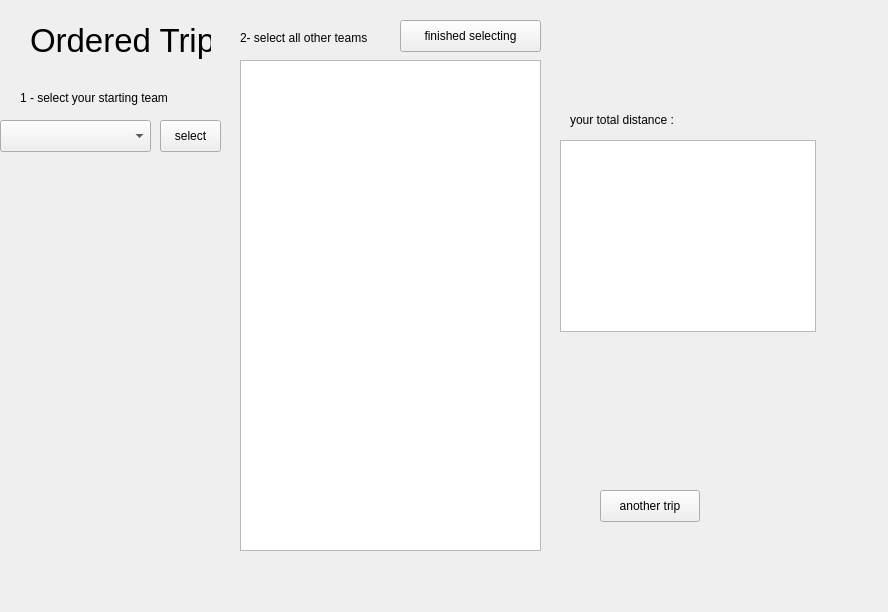
This is Project-2-NFL/orderedtrip.ui in massivemembrain/Project-2-NFL as Qt 5 draws it before an edit. The edited form follows.
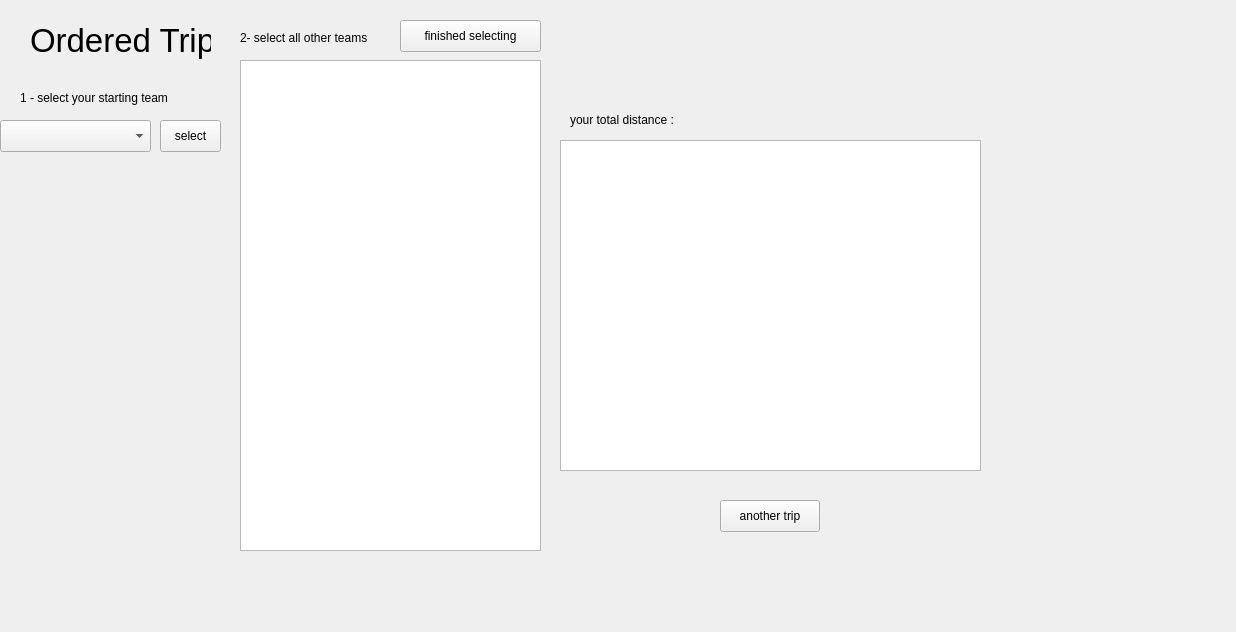
This is the edited form.

```diff
--- a/Project-2-NFL/orderedtrip.ui
+++ b/Project-2-NFL/orderedtrip.ui
@@ -6,8 +6,8 @@
    <rect>
     <x>0</x>
     <y>0</y>
-    <width>888</width>
-    <height>612</height>
+    <width>1236</width>
+    <height>632</height>
    </rect>
   </property>
   <property name="windowTitle">
@@ -85,8 +85,8 @@
     <rect>
      <x>560</x>
      <y>140</y>
-     <width>256</width>
-     <height>192</height>
+     <width>421</width>
+     <height>331</height>
     </rect>
    </property>
   </widget>
@@ -129,8 +129,8 @@
   <widget class="QPushButton" name="pushButton_startAnotherTrip">
    <property name="geometry">
     <rect>
-     <x>600</x>
-     <y>490</y>
+     <x>720</x>
+     <y>500</y>
      <width>100</width>
      <height>32</height>
     </rect>
```
